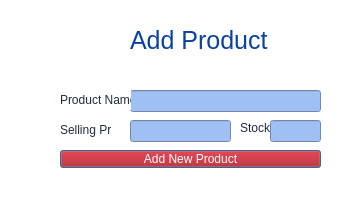
Before: the Qt Designer form Bhitti/newproduct.ui in BigyaDhungana/Bhitti_v2, drawn with Qt 5.
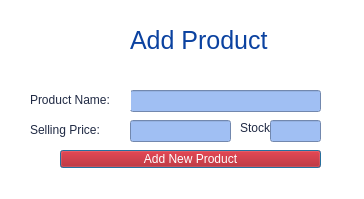
After: the same form once the commit is applied. Icons and pictures are not drawn.

Diff of the .ui file:
```diff
--- a/Bhitti/newproduct.ui
+++ b/Bhitti/newproduct.ui
@@ -134,9 +134,9 @@
   <widget class="QLabel" name="label_3">
    <property name="geometry">
     <rect>
-     <x>60</x>
+     <x>30</x>
      <y>90</y>
-     <width>71</width>
+     <width>101</width>
      <height>20</height>
     </rect>
    </property>
@@ -151,9 +151,9 @@
   <widget class="QLabel" name="label_4">
    <property name="geometry">
     <rect>
-     <x>60</x>
+     <x>30</x>
      <y>120</y>
-     <width>51</width>
+     <width>81</width>
      <height>20</height>
     </rect>
    </property>
```
